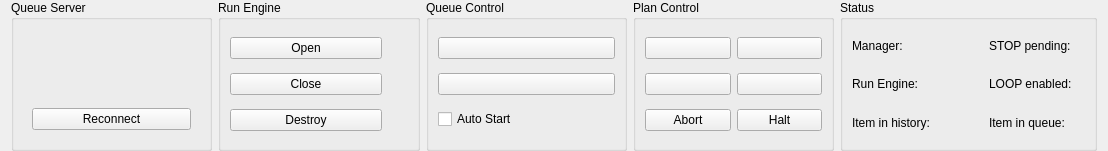
Old version of the form src/QSview/resources/status.ui in the repository BCDA-APS/QSview.
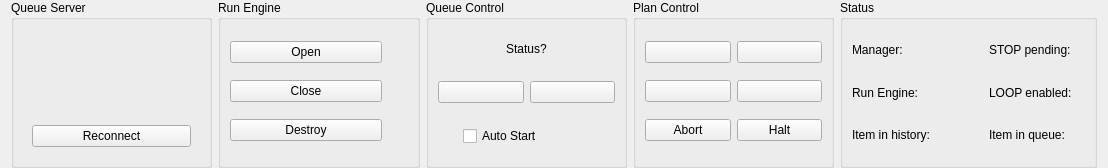
New version of the form. Icons and pictures are not drawn.

```diff
--- a/src/QSview/resources/status.ui
+++ b/src/QSview/resources/status.ui
@@ -7,7 +7,7 @@
     <x>0</x>
     <y>0</y>
     <width>1108</width>
-    <height>151</height>
+    <height>168</height>
    </rect>
   </property>
   <property name="windowTitle">
@@ -25,7 +25,10 @@
      <property name="title">
       <string>Queue Server</string>
      </property>
-     <layout class="QVBoxLayout" name="verticalLayout">
+     <layout class="QVBoxLayout" name="verticalLayout" stretch="0">
+      <property name="spacing">
+       <number>-1</number>
+      </property>
       <item>
        <widget class="QWidget" name="widget" native="true">
         <layout class="QVBoxLayout" name="verticalLayout_2">
@@ -94,6 +97,9 @@
       <string>Run Engine</string>
      </property>
      <layout class="QGridLayout" name="gridLayout_3">
+      <property name="verticalSpacing">
+       <number>5</number>
+      </property>
       <item row="0" column="0">
        <widget class="QPushButton" name="runEngineOpenButton">
         <property name="toolTip">
@@ -167,8 +173,76 @@
       <string>Queue Control</string>
      </property>
      <layout class="QGridLayout" name="gridLayout_5">
+      <property name="horizontalSpacing">
+       <number>-1</number>
+      </property>
+      <property name="verticalSpacing">
+       <number>5</number>
+      </property>
+      <item row="0" column="0">
+       <widget class="QLabel" name="label">
+        <property name="text">
+         <string>Status?</string>
+        </property>
+        <property name="alignment">
+         <set>Qt::AlignCenter</set>
+        </property>
+       </widget>
+      </item>
+      <item row="2" column="0">
+       <widget class="QFrame" name="frame_2">
+        <property name="frameShape">
+         <enum>QFrame::NoFrame</enum>
+        </property>
+        <property name="frameShadow">
+         <enum>QFrame::Raised</enum>
+        </property>
+        <layout class="QHBoxLayout" name="horizontalLayout_3">
+         <property name="leftMargin">
+          <number>25</number>
+         </property>
+         <property name="rightMargin">
+          <number>0</number>
+         </property>
+         <item>
+          <widget class="QCheckBox" name="autoStartCheckBox">
+           <property name="text">
+            <string>Auto Start</string>
+           </property>
+          </widget>
+         </item>
+        </layout>
+       </widget>
+      </item>
       <item row="1" column="0">
+       <widget class="QFrame" name="frame">
+        <property name="frameShape">
+         <enum>QFrame::NoFrame</enum>
+        </property>
+        <property name="frameShadow">
+         <enum>QFrame::Raised</enum>
+        </property>
+        <layout class="QGridLayout" name="gridLayout_4">
+         <property name="leftMargin">
+          <number>0</number>
+         </property>
+         <property name="topMargin">
+          <number>0</number>
+         </property>
+         <property name="rightMargin">
+          <number>0</number>
+         </property>
+         <property name="bottomMargin">
+          <number>0</number>
+         </property>
+         <item row="1" column="2">
        <widget class="QPushButton" name="queueStopButton">
+           <property name="minimumSize">
+            <size>
+             <width>0</width>
+             <height>0</height>
+            </size>
+           </property>
         <property name="toolTip">
          <string>Stop execution of the queue after completion of the currently running plan</string>
         </property>
@@ -178,8 +252,14 @@
         </property>
        </widget>
       </item>
-      <item row="0" column="0">
+         <item row="1" column="1">
        <widget class="QPushButton" name="queuePlayButton">
+           <property name="minimumSize">
+            <size>
+             <width>0</width>
+             <height>0</height>
+            </size>
+           </property>
         <property name="toolTip">
          <string>Start execution of the queue</string>
         </property>
@@ -189,11 +269,7 @@
         </property>
        </widget>
       </item>
-      <item row="2" column="0">
-       <widget class="QCheckBox" name="autoStartCheckBox">
-        <property name="text">
-         <string>Auto Start</string>
-        </property>
+        </layout>
        </widget>
       </item>
      </layout>
@@ -205,8 +281,23 @@
       <string>Plan Control</string>
      </property>
      <layout class="QGridLayout" name="gridLayout_2">
+      <property name="verticalSpacing">
+       <number>5</number>
+      </property>
       <item row="1" column="1">
        <widget class="QPushButton" name="reResumeButton">
+        <property name="sizePolicy">
+         <sizepolicy hsizetype="Minimum" vsizetype="Minimum">
+          <horstretch>0</horstretch>
+          <verstretch>0</verstretch>
+         </sizepolicy>
+        </property>
+        <property name="minimumSize">
+         <size>
+          <width>0</width>
+          <height>0</height>
+         </size>
+        </property>
         <property name="toolTip">
          <string>Resume</string>
         </property>
@@ -218,6 +309,12 @@
       </item>
       <item row="1" column="0">
        <widget class="QPushButton" name="rePauseButton_deferred">
+        <property name="minimumSize">
+         <size>
+          <width>0</width>
+          <height>0</height>
+         </size>
+        </property>
         <property name="acceptDrops">
          <bool>true</bool>
         </property>
@@ -249,6 +346,12 @@
       </item>
       <item row="2" column="1">
        <widget class="QPushButton" name="reStopButton">
+        <property name="minimumSize">
+         <size>
+          <width>0</width>
+          <height>0</height>
+         </size>
+        </property>
         <property name="toolTip">
          <string>Stop</string>
         </property>
@@ -260,6 +363,12 @@
       </item>
       <item row="2" column="0">
        <widget class="QPushButton" name="rePauseButton_immediate">
+        <property name="minimumSize">
+         <size>
+          <width>0</width>
+          <height>0</height>
+         </size>
+        </property>
         <property name="toolTip">
          <string>Pause the plan immediately</string>
         </property>
@@ -278,6 +387,9 @@
       <string>Status</string>
      </property>
      <layout class="QGridLayout" name="gridLayout">
+      <property name="verticalSpacing">
+       <number>0</number>
+      </property>
       <item row="2" column="1">
        <widget class="QLabel" name="historyLabel">
         <property name="text">
```
Lines whose indentation alone changed are shown as unchanged.
